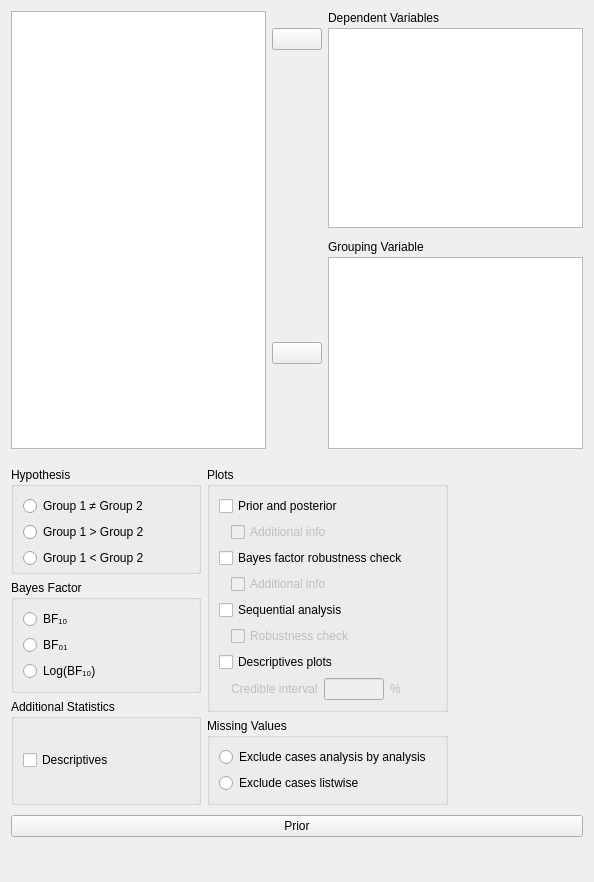
The window that JASP-Desktop/analysisforms/Common/ttestbayesianindependentsamplesform.ui (jasp-stats/jasp-desktop) describes before a commit, drawn with Qt 5.
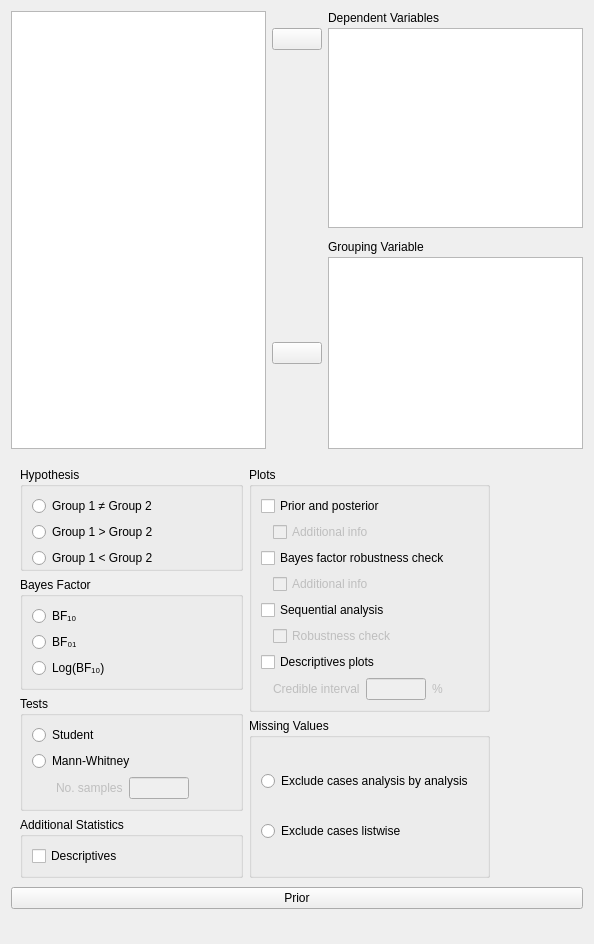
The same window after the commit. Custom widgets are drawn as their Qt base class.

Commit message: Bayesian Mann-Whitney U Test

Patch:
```diff
--- a/JASP-Desktop/analysisforms/Common/ttestbayesianindependentsamplesform.ui
+++ b/JASP-Desktop/analysisforms/Common/ttestbayesianindependentsamplesform.ui
@@ -31,17 +31,8 @@
        <verstretch>0</verstretch>
       </sizepolicy>
      </property>
-     <layout class="QGridLayout" name="gridLayout_7">
-      <property name="leftMargin">
-       <number>0</number>
-      </property>
-      <property name="rightMargin">
-       <number>0</number>
-      </property>
-      <property name="bottomMargin">
-       <number>0</number>
-      </property>
-      <item row="0" column="0">
+     <layout class="QGridLayout" name="gridLayout_3">
+      <item row="1" column="0">
        <widget class="QWidget" name="widget_2" native="true">
         <property name="maximumSize">
          <size>
@@ -129,41 +120,6 @@
            </layout>
           </widget>
          </item>
-         <item row="3" column="0">
-          <widget class="GroupBox" name="groupBox_7">
-           <property name="title">
-            <string>Additional Statistics</string>
-           </property>
-           <layout class="QGridLayout" name="gridLayout_3">
-            <item row="0" column="0" colspan="2">
-             <widget class="BoundCheckBox" name="descriptives">
-              <property name="sizePolicy">
-               <sizepolicy hsizetype="Fixed" vsizetype="Fixed">
-                <horstretch>0</horstretch>
-                <verstretch>0</verstretch>
-               </sizepolicy>
-              </property>
-              <property name="text">
-               <string>Descriptives</string>
-              </property>
-             </widget>
-            </item>
-            <item row="0" column="2">
-             <spacer name="horizontalSpacer_2">
-              <property name="orientation">
-               <enum>Qt::Horizontal</enum>
-              </property>
-              <property name="sizeHint" stdset="0">
-               <size>
-                <width>40</width>
-                <height>20</height>
-               </size>
-              </property>
-             </spacer>
-            </item>
-           </layout>
-          </widget>
-         </item>
          <item row="2" column="0">
           <widget class="BoundGroupBox" name="bayesFactorType">
            <property name="title">
@@ -228,10 +184,131 @@
            </layout>
           </widget>
          </item>
+         <item row="4" column="0">
+          <widget class="GroupBox" name="groupBox_7">
+           <property name="title">
+            <string>Additional Statistics</string>
+           </property>
+           <layout class="QGridLayout" name="gridLayout_7">
+            <item row="0" column="0">
+             <widget class="BoundCheckBox" name="descriptives">
+              <property name="sizePolicy">
+               <sizepolicy hsizetype="Fixed" vsizetype="Fixed">
+                <horstretch>0</horstretch>
+                <verstretch>0</verstretch>
+               </sizepolicy>
+              </property>
+              <property name="text">
+               <string>Descriptives</string>
+              </property>
+             </widget>
+            </item>
+            <item row="0" column="1">
+             <spacer name="horizontalSpacer_5">
+              <property name="orientation">
+               <enum>Qt::Horizontal</enum>
+              </property>
+              <property name="sizeHint" stdset="0">
+               <size>
+                <width>80</width>
+                <height>20</height>
+               </size>
+              </property>
+             </spacer>
+            </item>
+           </layout>
+          </widget>
+         </item>
+         <item row="3" column="0">
+          <widget class="BoundGroupBox" name="testStatistic">
+           <property name="title">
+            <string>Tests</string>
+           </property>
+           <property name="flat">
+            <bool>true</bool>
+           </property>
+           <layout class="QGridLayout" name="gridLayout_11">
+            <item row="0" column="1">
+             <widget class="QRadioButton" name="StudentStatistic">
+              <property name="text">
+               <string>Student</string>
+              </property>
+             </widget>
+            </item>
+            <item row="1" column="1">
+             <widget class="QRadioButton" name="WilcoxonStatistic">
+              <property name="text">
+               <string>Mann-Whitney</string>
+              </property>
+             </widget>
+            </item>
+            <item row="2" column="3">
+             <spacer name="horizontalSpacer_6">
+              <property name="orientation">
+               <enum>Qt::Horizontal</enum>
+              </property>
+              <property name="sizeHint" stdset="0">
+               <size>
+                <width>33</width>
+                <height>16</height>
+               </size>
+              </property>
+             </spacer>
+            </item>
+            <item row="2" column="1">
+             <widget class="QWidget" name="fixedSamplesNumberContainer" native="true">
+              <property name="enabled">
+               <bool>false</bool>
+              </property>
+              <layout class="QGridLayout" name="gridLayout_15_1">
+               <property name="leftMargin">
+                <number>24</number>
+               </property>
+               <property name="topMargin">
+                <number>0</number>
+               </property>
+               <property name="bottomMargin">
+                <number>0</number>
+               </property>
+               <item row="0" column="0">
+                <widget class="QLabel" name="label_11_1">
+                 <property name="text">
+                  <string>No. samples</string>
+                 </property>
+                </widget>
+               </item>
+               <item row="0" column="1">
+                <widget class="BoundTextBox" name="wilcoxonSamplesNumber">
+                 <property name="sizePolicy">
+                  <sizepolicy hsizetype="Fixed" vsizetype="Preferred">
+                   <horstretch>0</horstretch>
+                   <verstretch>0</verstretch>
+                  </sizepolicy>
+                 </property>
+                 <property name="minimumSize">
+                  <size>
+                   <width>60</width>
+                   <height>0</height>
+                  </size>
+                 </property>
+                 <property name="maximumSize">
+                  <size>
+                   <width>60</width>
+                   <height>16777215</height>
+                  </size>
+                 </property>
+                </widget>
+               </item>
+              </layout>
+             </widget>
+            </item>
+           </layout>
+          </widget>
+         </item>
         </layout>
        </widget>
       </item>
-      <item row="0" column="1">
+      <item row="1" column="1">
        <widget class="QWidget" name="widget_3" native="true">
         <property name="sizePolicy">
          <sizepolicy hsizetype="Preferred" vsizetype="Preferred">
```
Left out of the diff: 492 changed lines with no effect on the pictures. The commit also changes 7 other files.
